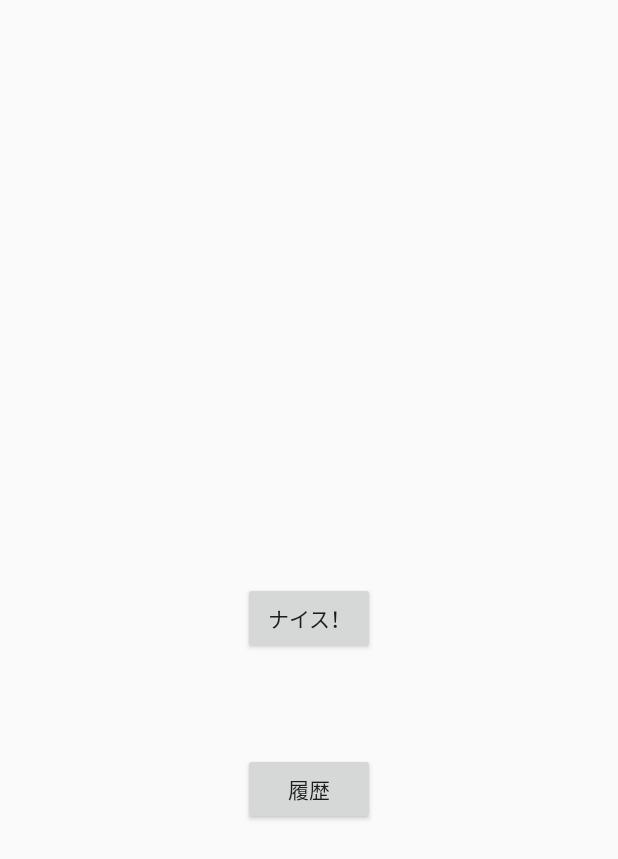
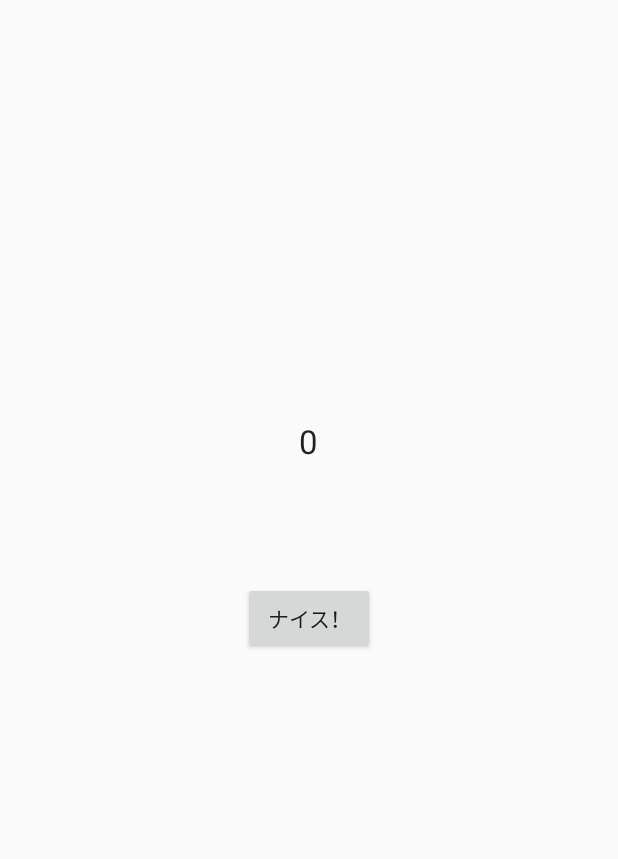
Before and after one commit to kosen10spajam/nicebox, an Android app: the screen it shows after launch (MainActivity), on a phone screen of 412 x 824 dp. Shown: the top 859 px of the screen. Run offline under Robolectric (Android 15) with nearby library versions, the phone set to English and light mode, and no system bars; our stand-ins replace ButterKnife, Dagger/Hilt's generated code.

Commit message:
StatusPreferenceを実装

```diff
--- a/app/src/main/java/net/kosen10s/nicebox/fragment/MainFragment.java
+++ b/app/src/main/java/net/kosen10s/nicebox/fragment/MainFragment.java
@@ -6,11 +6,13 @@ import android.view.LayoutInflater;
 import android.view.View;
 import android.view.ViewGroup;
 import android.widget.Button;
+import android.widget.TextView;
 
 import butterknife.Bind;
 import butterknife.ButterKnife;
 import net.kosen10s.nicebox.R;
 import net.kosen10s.nicebox.core.BaseFragment;
+import net.kosen10s.nicebox.preference.StatusPreference;
 
 /**
  * Created by e10dokup on 2016/04/09
@@ -21,15 +23,19 @@ public class MainFragment extends BaseFragment {
 
     @Bind(R.id.btn_nice)
     Button mNiceButton;
-    @Bind(R.id.btn_history)
-    Button mHistoryButton;
+    @Bind(R.id.text_status)
+    TextView mStatusText;
 
     @Nullable
     @Override
     public View onCreateView(LayoutInflater inflater, @Nullable ViewGroup container, @Nullable Bundle savedInstanceState) {
         View view = inflater.inflate(R.layout.fragment_main, container, false);
+        StatusPreference preference = new StatusPreference(getBaseActivity());
+        int status = preference.getStatus();
 
         ButterKnife.bind(this, view);
+
+        mStatusText.setText(String.valueOf(status));
         return view;
     }
 }
--- /dev/null
+++ b/app/src/main/java/net/kosen10s/nicebox/preference/StatusPreference.java
@@ -0,0 +1,30 @@
+package net.kosen10s.nicebox.preference;
+
+import android.content.Context;
+import android.content.SharedPreferences;
+import android.preference.Preference;
+
+/**
+ * Created by yasuhiro on 4/9/16.
+ */
+public class StatusPreference {
+    static private final String key = "nicebox";
+    static private final String statusKey = "status";
+    private Context mContext;
+
+    public StatusPreference(Context mContext) {
+        this.mContext = mContext;
+    }
+
+    public int getStatus() {
+        SharedPreferences prefs = mContext.getSharedPreferences(key, Context.MODE_PRIVATE);
+        return prefs.getInt(statusKey, 0);
+    }
+
+    public boolean setStatus(int status) {
+        SharedPreferences prefs = mContext.getSharedPreferences(key, Context.MODE_PRIVATE);
+        SharedPreferences.Editor editor = prefs.edit();
+        editor.putInt(statusKey, status);
+        return editor.commit();
+    }
+}
--- a/app/src/main/res/layout/fragment_main.xml
+++ b/app/src/main/res/layout/fragment_main.xml
@@ -11,12 +11,13 @@
         android:layout_centerVertical="true"
         android:layout_centerHorizontal="true"/>
 
-    <Button
+    <TextView
         android:layout_width="wrap_content"
         android:layout_height="wrap_content"
-        android:text="履歴"
-        android:id="@+id/btn_history"
-        android:layout_below="@+id/btn_nice"
+        android:textAppearance="?android:attr/textAppearanceLarge"
+        android:text=""
+        android:id="@+id/text_status"
+        android:layout_above="@+id/btn_nice"
         android:layout_centerHorizontal="true"
-        android:layout_marginTop="66dp"/>
+        android:layout_marginBottom="79dp" />
 </RelativeLayout>
```
